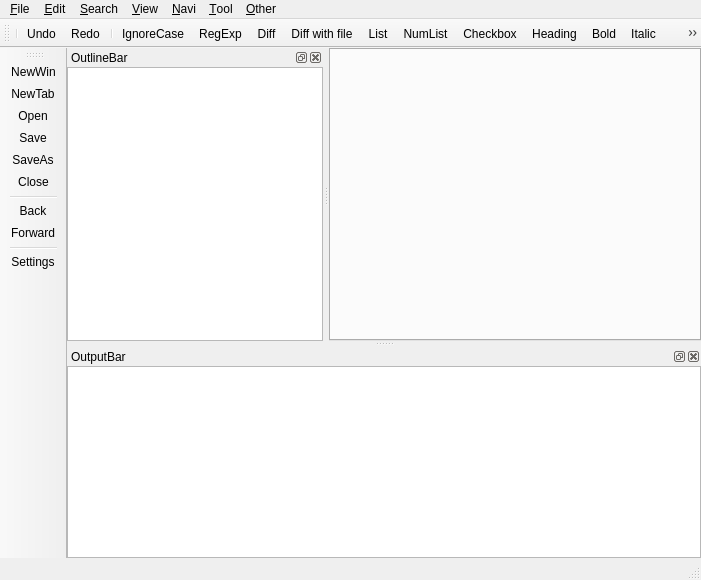
First picture: the form in viMarkdown/src/MainWindow.ui, repository vivisuke/viMarkdown, before the edit.
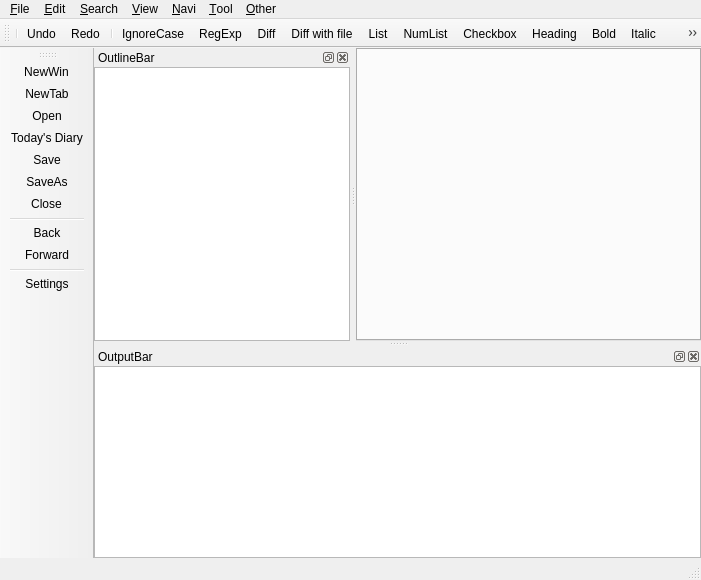
Second picture: the form after the edit. Icons and pictures are not drawn. Custom widgets are drawn as their Qt base class.

Commit message: 0787 ◎ C 08/03 08/03 03043│ToDo│Today'sDiary：デフォルトディレクトリ/diary/2026/08/20260803.md 新規作成・オープン

```diff
--- a/viMarkdown/src/MainWindow.ui
+++ b/viMarkdown/src/MainWindow.ui
@@ -250,6 +250,7 @@
    <addaction name="action_New"/>
    <addaction name="action_NewTab"/>
    <addaction name="action_Open"/>
+   <addaction name="action_TodaysDiary"/>
    <addaction name="action_Save"/>
    <addaction name="action_SaveAs"/>
    <addaction name="action_Close"/>
@@ -1213,6 +1214,15 @@
     <string>Diff with file...</string>
    </property>
   </action>
+  <action name="action_TodaysDiary">
+   <property name="icon">
+    <iconset resource="MainWindow.qrc">
+     <normaloff>:/MainWindow/images/event_note.png</normaloff>:/MainWindow/images/event_note.png</iconset>
+   </property>
+   <property name="text">
+    <string>Today's &amp;Diary</string>
+   </property>
+  </action>
  </widget>
  <layoutdefault spacing="6" margin="11"/>
  <customwidgets>
```
Left out of the diff: 7 changed lines with no effect on the pictures. The commit also changes 9 other files.
